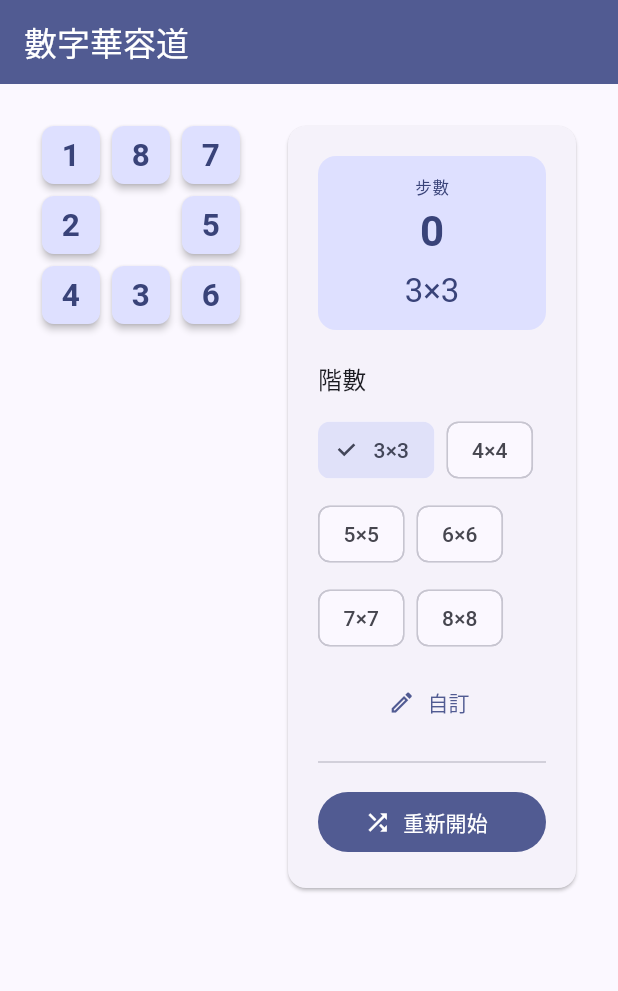
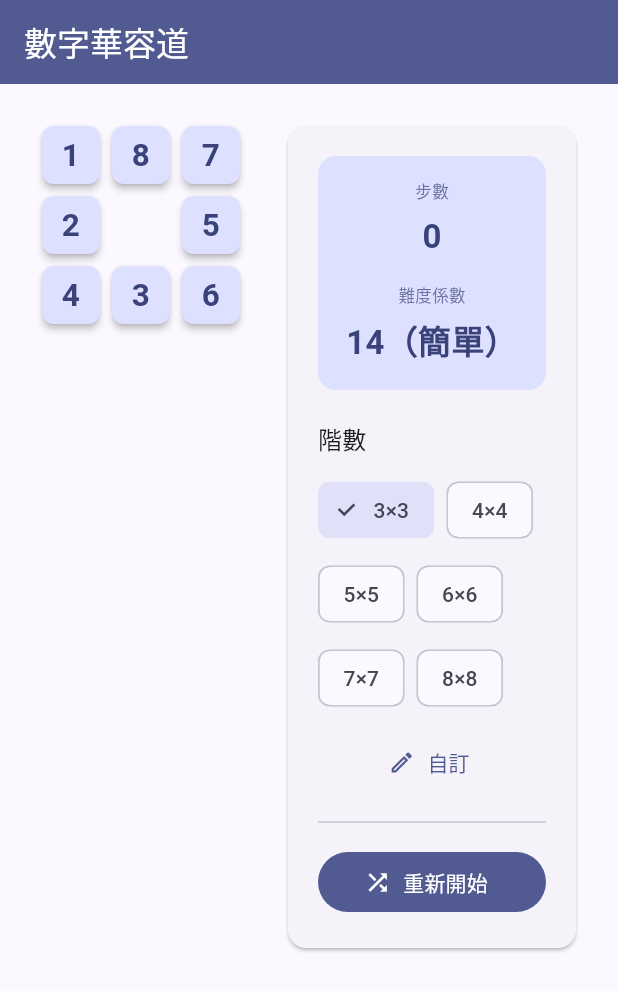
Before and after one commit to o7878x/sliding-block-puzzle, a Flutter app: the screen it shows after launch, on a phone screen of 412 x 824 dp. Shown: the top 991 px of the screen. Run offline on Flutter 3.47's test engine with Material 3 defaults, Android fonts, the phone set to English and light mode, and no system bars; our stand-ins replace shared_preferences.

Commit message:
feat: add difficulty calculator

```diff
--- a/lib/l10n/strings.dart
+++ b/lib/l10n/strings.dart
@@ -19,6 +19,14 @@ class AppStrings {
   // Game screen — controls card
   // ──────────────────────────────────────────────────────────────
   static const String moveCountLabel = '步數';
+  // ──────────────────────────────────────────────────────────────
+  // Game screen — difficulty
+  // ──────────────────────────────────────────────────────────────
+  static const String difficultyLabel = '難度係數';
+  static const String difficultyEasy = '簡單';
+  static const String difficultyMedium = '普通';
+  static const String difficultyHard = '困難';
+  static const String difficultyExpert = '極難';
   static const String gridSizeLabel = '階數';
   static const String custom = '自訂';
   static const String newGame = '重新開始';
--- a/lib/models/puzzle_game.dart
+++ b/lib/models/puzzle_game.dart
@@ -1,4 +1,5 @@
 import 'dart:math';
+import '../utils/puzzle_difficulty_calculator.dart';
 
 /// Core game logic for an N×N sliding-block puzzle.
 ///
@@ -11,17 +12,23 @@ class PuzzleGame {
   late int emptyIndex;
   int moveCount = 0;
 
+  /// Difficulty score of the current puzzle layout.
+  /// Calculated via Manhattan Distance + 2 × Linear Conflict.
+  int difficulty = 0;
+
   /// How many tiles are currently in their correct (solved) position.
   /// Updated incrementally by [move] so that [isSolved] is O(1).
   int _correctCount = 0;
 
   /// The flat tile array (0 = empty cell, 1 … N²−1 = numbered tiles).
   ///
-  /// Setting this triggers a full recount of [_correctCount].
+  /// Setting this triggers a full recount of [_correctCount] and
+  /// a recomputation of [difficulty].
   List<int> get tiles => _tiles;
   set tiles(List<int> value) {
     _tiles = value;
     _recomputeCorrectCount();
+    _recomputeDifficulty();
   }
 
   PuzzleGame(this.size) {
@@ -53,6 +60,7 @@ class PuzzleGame {
       _recomputeCorrectCount();
     } while (!_isSolvable() || isSolved());
     moveCount = 0;
+    _recomputeDifficulty();
   }
 
   /// Full scan to rebuild [_correctCount] from scratch.
@@ -64,6 +72,12 @@ class PuzzleGame {
       if (_isTileCorrect(i)) count++;
     }
     _correctCount = count;
+  }
+
+  /// Recalculates [difficulty] using Manhattan Distance + Linear Conflict.
+  void _recomputeDifficulty() {
+    difficulty = PuzzleDifficultyCalculator(size: size, tiles: _tiles)
+        .calculateDifficulty();
   }
 
   /// Whether the tile at [index] is in its solved position.
--- a/lib/screens/game_screen.dart
+++ b/lib/screens/game_screen.dart
@@ -2,6 +2,7 @@ import 'package:flutter/material.dart';
 import '../l10n/strings.dart';
 import '../models/puzzle_game.dart';
 import '../services/preferences_service.dart';
+import '../utils/puzzle_difficulty_calculator.dart';
 import '../widgets/puzzle_board.dart';
 
 /// Main game screen: puzzle board, move counter, grid-size selector,
@@ -192,33 +193,39 @@ class _GameScreenState extends State<GameScreen> {
                       mainAxisSize: MainAxisSize.min,
                       crossAxisAlignment: CrossAxisAlignment.stretch,
                       children: [
-                        // Status: step count & current grid size
+                        // Status: move count & difficulty
                         Container(
-                          padding: const EdgeInsets.all(12),
+                          padding: const EdgeInsets.symmetric(vertical: 16),
                           decoration: BoxDecoration(
                             color: theme.colorScheme.primaryContainer,
                             borderRadius: BorderRadius.circular(12),
                           ),
                           child: Column(
                             children: [
-                              Text(AppStrings.moveCountLabel,
-                                  style: theme.textTheme.labelSmall
-                                      ?.copyWith(color: theme.colorScheme.onPrimaryContainer)),
-                              const SizedBox(height: 4),
-                              ValueListenableBuilder<int>(
-                                valueListenable: _moveCountNotifier,
-                                builder: (context, count, _) => Text(
-                                  '$count',
-                                  style: theme.textTheme.headlineMedium?.copyWith(
-                                    fontWeight: FontWeight.bold,
-                                    color: theme.colorScheme.onPrimaryContainer,
+                              // Move count
+                              _StatusColumn(
+                                label: AppStrings.moveCountLabel,
+                                valueWidget: ValueListenableBuilder<int>(
+                                  valueListenable: _moveCountNotifier,
+                                  builder: (context, count, _) => Text(
+                                    '$count',
+                                    style: TextStyle(
+                                      fontSize: 22,
+                                      fontWeight: FontWeight.bold,
+                                      color: theme.colorScheme.onPrimaryContainer,
+                                    ),
                                   ),
                                 ),
+                                color: theme.colorScheme.onPrimaryContainer,
                               ),
-                              const SizedBox(height: 8),
-                              Text('$_gridSize×$_gridSize',
-                                  style: theme.textTheme.titleLarge
-                                      ?.copyWith(color: theme.colorScheme.onPrimaryContainer)),
+                              const SizedBox(height: 16),
+                              // Difficulty
+                              _StatusColumn(
+                                label: AppStrings.difficultyLabel,
+                                value:
+                                    '${_game.difficulty}（${PuzzleDifficultyCalculator.difficultyLevel(_game.difficulty)}）',
+                                color: theme.colorScheme.onPrimaryContainer,
+                              ),
                             ],
                           ),
                         ),
@@ -262,3 +269,43 @@ class _GameScreenState extends State<GameScreen> {
     );
   }
 }
+
+/// A single metric column inside the status card: [label] above, [value] below.
+class _StatusColumn extends StatelessWidget {
+  const _StatusColumn({
+    required this.label,
+    this.value,
+    this.valueWidget,
+    required this.color,
+  }) : assert(value != null || valueWidget != null,
+            'Either value or valueWidget must be provided');
+
+  final String label;
+  final String? value;
+  final Widget? valueWidget;
+  final Color color;
+
+  @override
+  Widget build(BuildContext context) {
+    return Column(
+      mainAxisSize: MainAxisSize.min,
+      children: [
+        Text(label,
+            style: TextStyle(
+              fontSize: 11,
+              color: color.withValues(alpha: 0.7),
+            )),
+        const SizedBox(height: 6),
+        valueWidget ??
+            Text(
+              value!,
+              style: TextStyle(
+                fontSize: 22,
+                fontWeight: FontWeight.bold,
+                color: color,
+              ),
+            ),
+      ],
+    );
+  }
+}
--- /dev/null
+++ b/lib/utils/puzzle_difficulty_calculator.dart
@@ -0,0 +1,119 @@
+import '../l10n/strings.dart';
+
+/// A utility class to calculate the difficulty score of an N-Puzzle game.
+/// The difficulty score is calculated using Manhattan Distance and Linear Conflict,
+/// which correlates highly with the minimum number of moves required to solve the puzzle.
+class PuzzleDifficultyCalculator {
+  final int size; // Grid size (e.g., 3 for 3x3, 4 for 4x4)
+  final List<int>
+  tiles; // 1D array representing the puzzle state, where 0 is the empty space
+
+  PuzzleDifficultyCalculator({required this.size, required this.tiles});
+
+  /// Returns the difficulty level label for a given [score].
+  static String difficultyLevel(int score) {
+    if (score < 15) return AppStrings.difficultyEasy;
+    if (score <= 30) return AppStrings.difficultyMedium;
+    if (score <= 45) return AppStrings.difficultyHard;
+    return AppStrings.difficultyExpert;
+  }
+
+  /// Calculates and returns the difficulty score.
+  /// The higher the score, the more difficult the puzzle layout.
+  int calculateDifficulty() {
+    int manhattan = _getManhattanDistance();
+    int linearConflict = _getLinearConflict();
+
+    // Difficulty score formula = Manhattan Distance + 2 * Linear Conflict
+    return manhattan + (2 * linearConflict);
+  }
+
+  /// 1. Calculates the total Manhattan Distance of all tiles to their goal positions.
+  int _getManhattanDistance() {
+    int distance = 0;
+    for (int i = 0; i < tiles.length; i++) {
+      int value = tiles[i];
+      if (value == 0) continue; // Ignore the empty space
+
+      // Current coordinates (row, col)
+      int currRow = i ~/ size;
+      int currCol = i % size;
+
+      // Target coordinates (targetRow, targetCol)
+      // Assuming the goal state is [1, 2, 3, ..., 0]
+      int targetIndex = value - 1;
+      int targetRow = targetIndex ~/ size;
+      int targetCol = targetIndex % size;
+
+      distance += (currRow - targetRow).abs() + (currCol - targetCol).abs();
+    }
+    return distance;
+  }
+
+  /// 2. Calculates the number of Linear Conflicts.
+  /// A conflict occurs when two tiles are in their goal row/column, but in the reversed order.
+  int _getLinearConflict() {
+    int conflicts = 0;
+
+    // Detect horizontal (row) conflicts
+    for (int row = 0; row < size; row++) {
+      conflicts += _checkLineConflict(row, isRow: true);
+    }
+
+    // Detect vertical (column) conflicts
+    for (int col = 0; col < size; col++) {
+      conflicts += _checkLineConflict(col, isRow: false);
+    }
+
+    return conflicts;
+  }
+
+  int _checkLineConflict(int line, {required bool isRow}) {
+    int conflicts = 0;
+    List<int> lineTiles = [];
+
+    // Extract all tiles in the current row or column
+    for (int i = 0; i < size; i++) {
+      int index = isRow ? (line * size + i) : (i * size + line);
+      lineTiles.add(tiles[index]);
+    }
+
+    // Double loop to detect if any two tiles are in their goal line but their relative order is reversed
+    for (int i = 0; i < size; i++) {
+      int tileA = lineTiles[i];
+      if (tileA == 0) continue;
+
+      // Goal position of tile A
+      int targetIndexA = tileA - 1;
+      int targetRowA = targetIndexA ~/ size;
+      int targetColA = targetIndexA % size;
+
+      // Ensure A's goal position is indeed on this line (row or column)
+      if (isRow && targetRowA != line) continue;
+      if (!isRow && targetColA != line) continue;
+
+      for (int j = i + 1; j < size; j++) {
+        int tileB = lineTiles[j];
+        if (tileB == 0) continue;
+
+        // Goal position of tile B
+        int targetIndexB = tileB - 1;
+        int targetRowB = targetIndexB ~/ size;
+        int targetColB = targetIndexB % size;
+
+        // Ensure B's goal position is indeed on this line
+        if (isRow && targetRowB != line) continue;
+        if (!isRow && targetColB != line) continue;
+
+        // If A is to the left (or above) B, but A's goal is to the right (or below) B, a conflict occurs
+        if (isRow && targetColA > targetColB) {
+          conflicts++;
+        } else if (!isRow && targetRowA > targetRowB) {
+          conflicts++;
+        }
+      }
+    }
+
+    return conflicts;
+  }
+}
```
